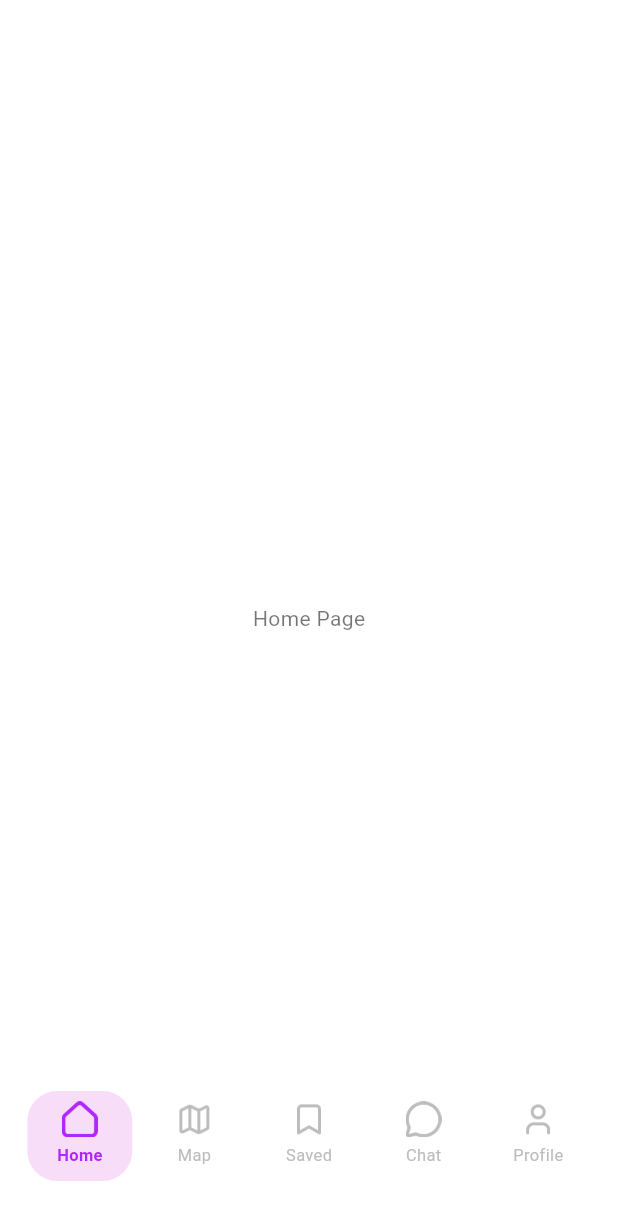
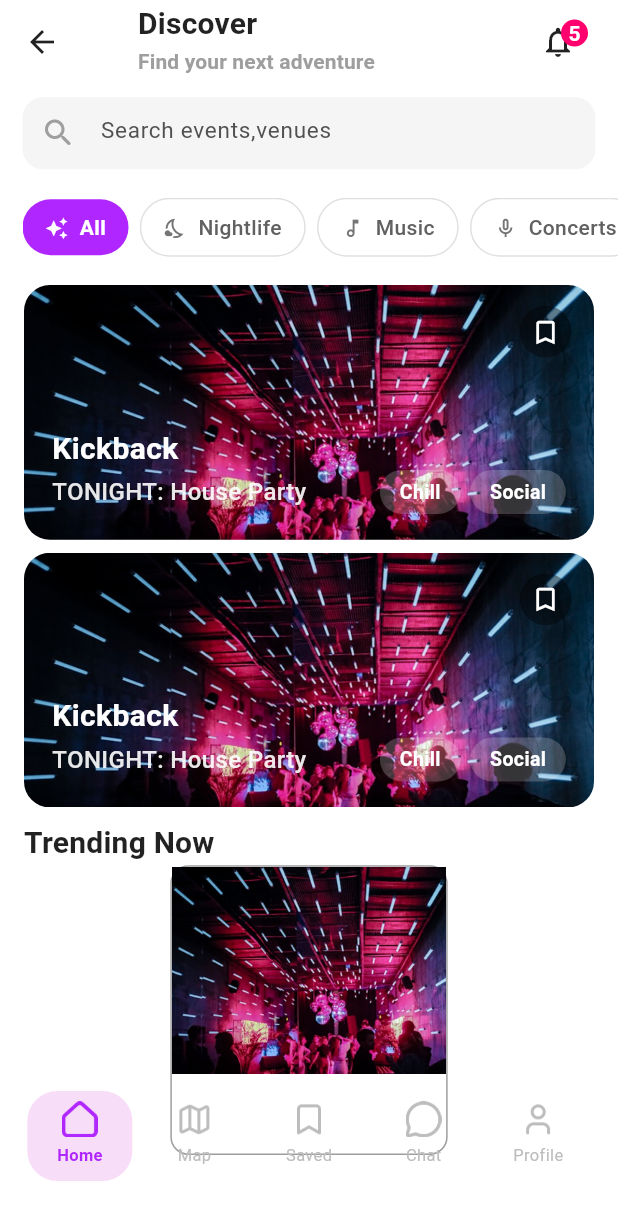
Before and after one commit to nazmul8451/Event-Discovery-App, a Flutter app: the BottomNavBarScreen screen opened by its route, on a phone screen of 412 x 824 dp. Shown: the top 1220 px of the screen. Run offline on Flutter 3.47's test engine with Material 3 defaults, Android fonts, the light colour scheme and no system bars; our stand-ins replace flutter_screenutil, pin_code_fields, smooth_page_indicator.

Commit message:
add home page

```diff
--- a/lib/View/Screen/BottomNavBarScreen/bottom_nav_bar.dart
+++ b/lib/View/Screen/BottomNavBarScreen/bottom_nav_bar.dart
@@ -1,5 +1,6 @@
 import 'package:flutter/material.dart';
 import 'package:flutter_screenutil/flutter_screenutil.dart';
+import 'package:gathering_app/View/Screen/BottomNavBarScreen/home_page.dart';
 
 class BottomNavBarScreen extends StatefulWidget {
   const BottomNavBarScreen({Key? key}) : super(key: key);
@@ -13,7 +14,7 @@
   int _selectedIndex = 0;
 
   static const List<Widget> _pages = [
-    Center(child: Text('Home Page')),
+    HomePage(),
     Center(child: Text('Map Page')),
     Center(child: Text('Saved Page')),
     Center(child: Text('Chat Page')),
@@ -52,7 +53,7 @@
 
   BottomNavigationBarItem _navItem(String iconPath, String label, int index) {
     final bool isSelected = _selectedIndex == index;
-    final Color primary = Theme.of(context).primaryColor;
+    // final Color primary = Theme.of(context).primaryColor;
 
     return BottomNavigationBarItem(
       label: '',
--- /dev/null
+++ b/lib/View/Screen/BottomNavBarScreen/home_page.dart
@@ -0,0 +1,403 @@
+import 'package:flutter/material.dart';
+import 'package:flutter_screenutil/flutter_screenutil.dart';
+import 'package:gathering_app/View/Widgets/auth_textFormField.dart';
+import 'package:gathering_app/View/Widgets/serch_textfield.dart';
+
+class HomePage extends StatefulWidget {
+  const HomePage({super.key});
+
+  @override
+  State<HomePage> createState() => _HomePageState();
+}
+
+class _HomePageState extends State<HomePage> {
+  final String appBarTitle = 'Discover';
+  final String appBarSubTitle = 'Find your next adventure';
+  final String trendName = 'Trending Now';
+  int selectedIndex = 0;
+
+  @override
+  Widget build(BuildContext context) {
+    return Scaffold(
+      backgroundColor: Theme.of(context).colorScheme.background,
+      appBar: AppBar(
+        title: Column(
+          children: [
+            ListTile(
+              title: Text(
+                '${appBarTitle}',
+                style: Theme.of(context).textTheme.titleMedium?.copyWith(
+                  fontSize: 20.sp.clamp(20, 22),
+                  fontWeight: FontWeight.w600,
+                ),
+              ),
+              subtitle: Text(
+                '${appBarSubTitle}',
+                style: Theme.of(context).textTheme.titleSmall?.copyWith(
+                  color: Colors.grey,
+                  fontWeight: FontWeight.w600,
+                ),
+              ),
+            ),
+          ],
+        ),
+        actions: [
+          Padding(
+            padding: const EdgeInsets.only(right: 16.0),
+            child: Stack(
+              clipBehavior: Clip.none,
+              children: [
+                IconButton(
+                  onPressed: () {},
+                  icon: Icon(Icons.notifications_none),
+                ),
+                Positioned(
+                  right: 4,
+                  top: 4,
+                  child: Container(
+                    padding: const EdgeInsets.all(4),
+                    decoration: BoxDecoration(
+                      color: Color(0xFFFF006E),
+                      shape: BoxShape.circle,
+                    ),
+                    constraints: BoxConstraints(minHeight: 18, maxWidth: 18),
+                    child: Center(
+                      child: Text(
+                        '5',
+                        style: Theme.of(context).textTheme.titleSmall?.copyWith(
+                          color: Colors.white,
+                          fontWeight: FontWeight.w600,
+                        ),
+                      ),
+                    ),
+                  ),
+                ),
+              ],
+            ),
+          ),
+        ],
+      ),
+      body: SingleChildScrollView(
+        child: Column(
+          children: [
+            SearchTextField(hintText: 'Search events,venues'),
+            Padding(
+              padding: EdgeInsets.only(left: 16.w, top: 12.h, bottom: 12.h),
+              child: SingleChildScrollView(
+                scrollDirection: Axis.horizontal,
+                child: Row(
+                  children: [
+                    // All
+                    _buildCustomFilterChip(
+                      label: 'All',
+                      icon: Icons.auto_awesome,
+                      index: 0,
+                      isSelected: selectedIndex == 0,
+                      onTap: () => setState(() => selectedIndex = 0),
+                    ),
+                    SizedBox(width: 8.w),
+
+                    // Nightlife
+                    _buildCustomFilterChip(
+                      label: 'Nightlife',
+                      icon: Icons.nights_stay_outlined,
+                      index: 1,
+                      isSelected: selectedIndex == 1,
+                      onTap: () => setState(() => selectedIndex = 1),
+                    ),
+                    SizedBox(width: 8.w),
+
+                    // Music
+                    _buildCustomFilterChip(
+                      label: 'Music',
+                      icon: Icons.music_note_outlined,
+                      index: 2,
+                      isSelected: selectedIndex == 2,
+                      onTap: () => setState(() => selectedIndex = 2),
+                    ),
+                    SizedBox(width: 8.w),
+
+                    // Concerts
+                    _buildCustomFilterChip(
+                      label: 'Concerts',
+                      icon: Icons.mic_none_outlined,
+                      index: 3,
+                      isSelected: selectedIndex == 3,
+                      onTap: () => setState(() => selectedIndex = 3),
+                    ),
+                    SizedBox(width: 8.w),
+
+                    // Food & Drinks
+                    _buildCustomFilterChip(
+                      label: 'Food & Drinks',
+                      icon: Icons.local_drink_outlined,
+                      index: 4,
+                      isSelected: selectedIndex == 4,
+                      onTap: () => setState(() => selectedIndex = 4),
+                    ),
+                  ],
+                ),
+              ),
+            ),
+            SizedBox(height: 10.h),
+            Padding(
+              padding: const EdgeInsets.symmetric(horizontal: 16.0),
+              child: Column(
+                children: [
+                  Container(
+                    height: 197.h,
+                    width: double.infinity,
+                    decoration: BoxDecoration(
+                      borderRadius: BorderRadius.circular(20.r),
+                      image: DecorationImage(
+                        image: AssetImage('assets/images/home_img1.png'),
+                        fit: BoxFit.cover,
+                      ),
+                    ),
+                    child: Stack(
+                      children: [
+                        Positioned(
+                          top: 16.h,
+                          right: 16.w,
+                          child: Container(
+                            padding: EdgeInsets.all(8.r),
+                            decoration: BoxDecoration(
+                              color: Colors.black.withOpacity(0.4),
+                              borderRadius: BorderRadius.circular(30.r),
+                            ),
+                            child: Icon(
+                              Icons.bookmark_border,
+                              color: Colors.white,
+                              size: 24.sp,
+                            ),
+                          ),
+                        ),
+                        Positioned(
+                          bottom: 20.h,
+                          left: 20.w,
+                          right: 20.w,
+                          child: Column(
+                            crossAxisAlignment: CrossAxisAlignment.start,
+                            children: [
+                              Text(
+                                "Kickback",
+                                style: TextStyle(
+                                  color: Colors.white,
+                                  fontSize: 20.sp.clamp(20, 30),
+                                  fontWeight: FontWeight.w700,
+                                  height: 1.1,
+                                ),
+                              ),
+                              SizedBox(height: 4.h),
+
+                              Row(
+                                children: [
+                                  Text(
+                                    "TONIGHT: House Party",
+                                    style: TextStyle(
+                                      color: Colors.white.withOpacity(0.9),
+                                      fontSize: 16.sp.clamp(16, 20),
+                                      fontWeight: FontWeight.w500,
+                                    ),
+                                  ),
+                                  Spacer(),
+                                  _buildTag("Chill"),
+                                  SizedBox(width: 7.w),
+                                  _buildTag("Social"),
+                                  // আরো ট্যাগ চাইলে যোগ করতে পারো
+                                ],
+                              ),
+                            ],
+                          ),
+                        ),
+                      ],
+                    ),
+                  ),
+                  SizedBox(height: 10.h),
+                  Container(
+                    height: 197.h,
+                    width: double.infinity,
+                    decoration: BoxDecoration(
+                      borderRadius: BorderRadius.circular(20.r),
+                      image: DecorationImage(
+                        image: AssetImage('assets/images/home_img1.png'),
+                        fit: BoxFit.cover,
+                      ),
+                    ),
+                    child: Stack(
+                      children: [
+                        Positioned(
+                          top: 16.h,
+                          right: 16.w,
+                          child: Container(
+                            padding: EdgeInsets.all(8.r),
+                            decoration: BoxDecoration(
+                              color: Colors.black.withOpacity(0.4),
+                              borderRadius: BorderRadius.circular(30.r),
+                            ),
+                            child: Icon(
+                              Icons.bookmark_border,
+                              color: Colors.white,
+                              size: 24.sp,
+                            ),
+                          ),
+                        ),
+                        Positioned(
+                          bottom: 20.h,
+                          left: 20.w,
+                          right: 20.w,
+                          child: Column(
+                            crossAxisAlignment: CrossAxisAlignment.start,
+                            children: [
+                              Text(
+                                "Kickback",
+                                style: TextStyle(
+                                  color: Colors.white,
+                                  fontSize: 20.sp.clamp(20, 30),
+                                  fontWeight: FontWeight.w700,
+                                  height: 1.1,
+                                ),
+                              ),
+                              SizedBox(height: 4.h),
+
+                              Row(
+                                children: [
+                                  Text(
+                                    "TONIGHT: House Party",
+                                    style: TextStyle(
+                                      color: Colors.white.withOpacity(0.9),
+                                      fontSize: 16.sp.clamp(16, 20),
+                                      fontWeight: FontWeight.w500,
+                                    ),
+                                  ),
+                                  Spacer(),
+                                  _buildTag("Chill"),
+                                  SizedBox(width: 7.w),
+                                  _buildTag("Social"),
+                                  // আরো ট্যাগ চাইলে যোগ করতে পারো
+                                ],
+                              ),
+                            ],
+                          ),
+                        ),
+                      ],
+                    ),
+                  ),
+                  SizedBox(height: 10.h),
+                  Align(
+                    alignment: Alignment.topLeft,
+                    child: Text(
+                      '${trendName}',
+                      style: Theme.of(context).textTheme.titleMedium?.copyWith(
+                        fontSize: 20.sp.clamp(20, 22),
+                        fontWeight: FontWeight.w600,
+                      ),
+                    ),
+                  ),
+
+                  // GridView.builder(
+                  //   physics: NeverScrollableScrollPhysics(),
+                  //   itemCount: 10,
+                  //   gridDelegate: SliverGridDelegateWithFixedCrossAxisCount(
+                  //     crossAxisCount: 2,
+                  //   ),
+                  //   itemBuilder: (context,index){
+                  //     return
+                  //   },
+                  // ),
+                  Container(
+                    height: 224.h,
+                    width: 197.w,
+                    decoration: BoxDecoration(
+                      borderRadius: BorderRadius.circular(12),
+                      border: Border.all(width: 1, color: Colors.grey),
+                    ),
+                    child: Column(
+                      children: [
+                        Align(
+                          child: Container(
+                            height: 160.h,
+                            decoration: BoxDecoration(
+                              image: DecorationImage(
+                                image: AssetImage(
+                                  'assets/images/home_img1.png',
+                                ),
+                                fit: BoxFit.cover,
+                              ),
+                            ),
+                          ),
+                        ),
+                      ],
+                    ),
+                  ),
+                ],
+              ),
+            ),
+          ],
+        ),
+      ),
+    );
+  }
+
+  // ট্যাগ উইজেট (Chill, Social)
+  Widget _buildTag(String text) {
+    return Container(
+      padding: EdgeInsets.symmetric(horizontal: 14.w, vertical: 6.h),
+      decoration: BoxDecoration(
+        color: Colors.white.withOpacity(0.2),
+        borderRadius: BorderRadius.circular(30.r),
+        // border: Border.all(color: Colors.white.withOpacity(0.3), width: 1),
+      ),
+      child: Text(
+        text,
+        style: TextStyle(
+          color: Colors.white,
+          fontSize: 13.sp.clamp(13, 15),
+          fontWeight: FontWeight.w600,
+        ),
+      ),
+    );
+  }
+
+  Widget _buildCustomFilterChip({
+    required String label,
+    required IconData icon,
+    required int index,
+    required bool isSelected,
+    required VoidCallback onTap,
+  }) {
+    return GestureDetector(
+      onTap: onTap,
+      child: AnimatedContainer(
+        duration: const Duration(milliseconds: 200),
+        padding: EdgeInsets.symmetric(horizontal: 16.w, vertical: 10.h),
+        decoration: BoxDecoration(
+          color: isSelected ? const Color(0xFFB026FF) : Colors.transparent,
+          borderRadius: BorderRadius.circular(30.r),
+          border: isSelected
+              ? null
+              : Border.all(color: Colors.grey.shade300, width: 1),
+        ),
+        child: Row(
+          mainAxisSize: MainAxisSize.min,
+          children: [
+            Icon(
+              icon,
+              size: 18.sp.clamp(14, 16),
+              color: isSelected ? Colors.white : Colors.grey.shade600,
+            ),
+            SizedBox(width: 8.w),
+            Text(
+              label,
+              style: TextStyle(
+                color: isSelected ? Colors.white : Colors.grey.shade700,
+                fontSize: 14.sp.clamp(14, 16),
+                fontWeight: isSelected ? FontWeight.w600 : FontWeight.w500,
+              ),
+            ),
+          ],
+        ),
+      ),
+    );
+  }
+}
--- a/lib/View/Screen/Onboarding_screen/get_start_screen.dart
+++ b/lib/View/Screen/Onboarding_screen/get_start_screen.dart
@@ -61,7 +61,7 @@
                       SizedBox(height: 25.h),
                       Text(
                         getStartedContent.getStartedData[index].title,
-                        style: TextStyle(
+                        style: Theme.of(context).textTheme.titleMedium?.copyWith(
                           fontSize: 20.sp,
                           fontWeight: FontWeight.w400,
                         ),
--- a/lib/View/Screen/Onboarding_screen/interest_screen.dart
+++ b/lib/View/Screen/Onboarding_screen/interest_screen.dart
@@ -20,9 +20,9 @@
     {'icon': "assets/images/wellness_icon.png", 'name': 'Wellness'},
     {'icon': "assets/images/networking_icon.png", 'name': 'Networking'},
   ];
-
   @override
   Widget build(BuildContext context) {
+    final isDark = Theme.of(context).brightness == Brightness.dark;
     return Scaffold(
       backgroundColor: Theme.of(context).colorScheme.background,
       body: SafeArea(
@@ -31,10 +31,9 @@
             Center(
               child: Text(
                 'What interests you?',
-                style: TextStyle(
+                style: Theme.of(context).textTheme.titleMedium?.copyWith(
                   fontSize: 24.sp,
                   fontWeight: FontWeight.w700,
-                  color: Colors.black,
                 ),
               ),
             ),
@@ -42,10 +41,9 @@
             Center(
               child: Text(
                 'Select your favorite event types to personalize\nyour feed',
-                style: TextStyle(
+                style: Theme.of(context).textTheme.titleMedium?.copyWith(
                   fontSize: 16.sp,
                   fontWeight: FontWeight.w400,
-                  color: Colors.black,
                 ),
                 textAlign: TextAlign.center,
               ),
@@ -77,14 +75,16 @@
                           child: Container(
                             // height: 187.h,width: 150.w,
                             decoration: BoxDecoration(
-                              color: Colors.white,
+                              color: Theme.of(context).colorScheme.background,
                               borderRadius: BorderRadius.circular(15),
                               border: isSelected
                                   ? null
                                   : Border.all(
-                                      color: Color(0xFFE2E8F0),
-                                      width: 1,
-                                    ),
+                                color: Theme.of(context).brightness == Brightness.dark
+                                    ? const  Color(0xFFCC18CA).withOpacity(0.25)// Dark mode border
+                                    : const Color(0xFFE2E8F0), // Light mode border
+                                width: 1,
+                              ),
                             ),
                             child: Stack(
                               children: [
--- /dev/null
+++ b/lib/View/Widgets/serch_textfield.dart
@@ -0,0 +1,82 @@
+import 'package:flutter/material.dart';
+import 'package:flutter_screenutil/flutter_screenutil.dart';
+
+class SearchTextField extends StatelessWidget {
+  final String hintText;
+  final IconData? icon;
+  final bool obscureText;
+
+  const SearchTextField({
+    super.key,
+    this.icon,
+    required this.hintText,
+    this.obscureText = false,
+  });
+
+  @override
+  Widget build(BuildContext context) {
+    final isDark = Theme.of(context).brightness == Brightness.dark;
+
+    return Padding(
+      padding: EdgeInsets.symmetric(horizontal:16.w,vertical: 10.h),
+      child: Column(
+        crossAxisAlignment: CrossAxisAlignment.start,
+        children: [
+          // main container
+          Container(
+            height: 56.h,
+            decoration: BoxDecoration(
+              color: isDark
+                  ? Color(0xFF250143)
+                  : Colors.white,
+              borderRadius: BorderRadius.circular(16.r),
+
+            ),
+            child: TextFormField(
+              obscureText: obscureText,
+              style: TextStyle(
+                color: isDark ? Colors.white : Colors.black87,
+                fontSize: 16.sp,
+              ),
+              cursorColor: const Color(0xFFCC18CA),
+              decoration: InputDecoration(
+                prefixIcon: Icon(Icons.search_rounded,color: Colors.grey,),
+                hintText: hintText,
+                hintStyle: TextStyle(
+                  color: isDark ? Colors.white60 : const Color(0xFF515151),
+                  fontSize: 15.sp.clamp(15, 16),
+                ),
+                suffixIcon: icon != null
+                    ? Icon(
+                  icon,
+                  color: isDark ? Colors.white60 : const Color(0xFF515151),
+                  size: 22.w,
+                )
+                    : null,
+                contentPadding: EdgeInsets.symmetric(
+                  horizontal: 20.w,
+                  vertical: 18.h,
+                ),
+                border: OutlineInputBorder(
+                  borderRadius: BorderRadius.circular(16.r),
+                  borderSide: BorderSide.none,
+                ),
+                enabledBorder: OutlineInputBorder(
+                  borderRadius: BorderRadius.circular(16.r),
+                  borderSide: BorderSide.none,
+                ),
+                focusedBorder: OutlineInputBorder(
+                  borderRadius: BorderRadius.circular(16.r),
+                  borderSide: const BorderSide(
+                    color: Color(0xFFCC18CA),
+                    width: 1,
+                  ),
+                ),
+              ),
+            ),
+          ),
+        ],
+      ),
+    );
+  }
+}
```
Also changed, not shown: assets/images/home_img1.png (added).
